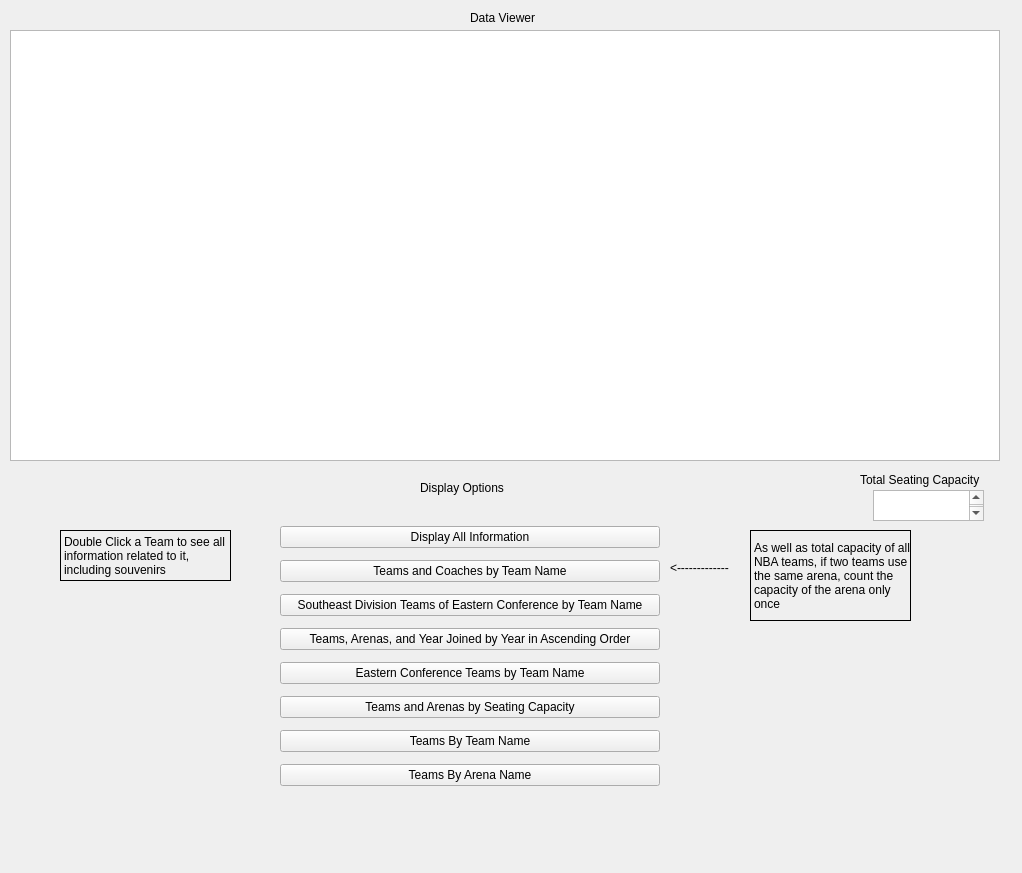
Qt form NBABasketball/admin.ui (brandoryan/NBAPlanner) before a commit.
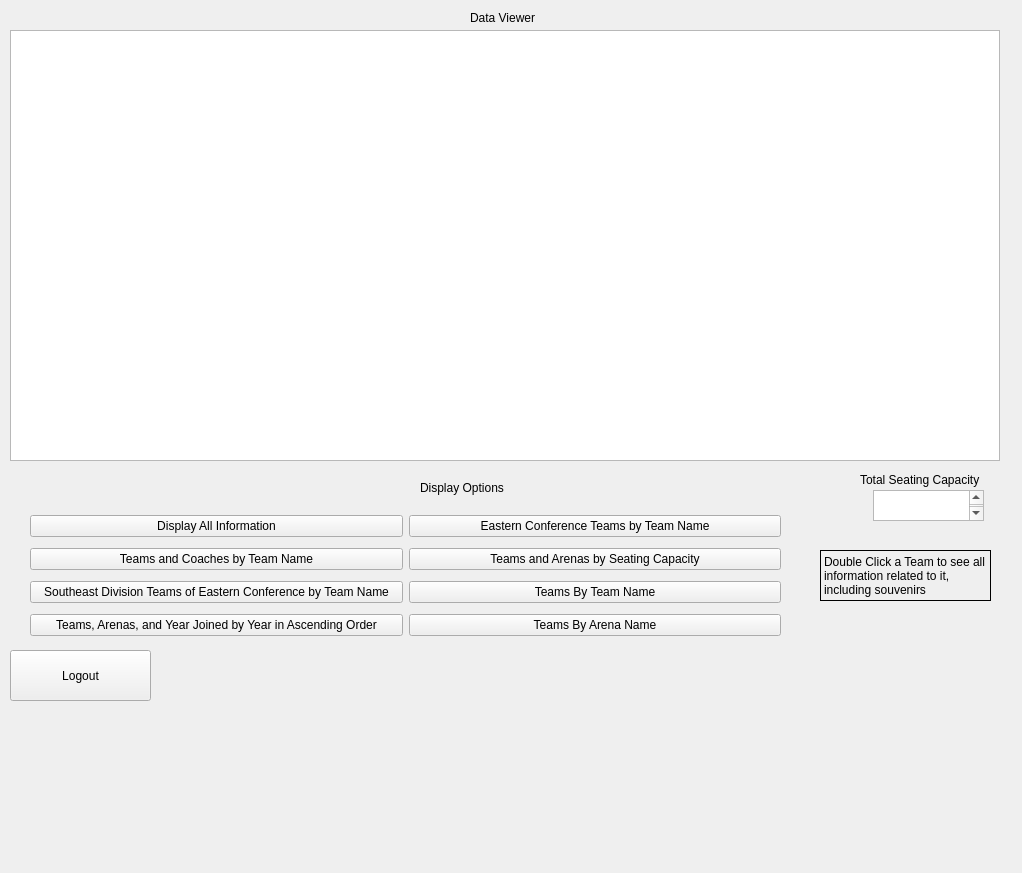
The same form after that commit.

Commit message: added general layout

Diff of the .ui file:
```diff
--- a/NBABasketball/admin.ui
+++ b/NBABasketball/admin.ui
@@ -42,8 +42,8 @@
   <widget class="QLabel" name="label_3">
    <property name="geometry">
     <rect>
-     <x>60</x>
-     <y>530</y>
+     <x>820</x>
+     <y>550</y>
      <width>171</width>
      <height>51</height>
     </rect>
@@ -58,25 +58,6 @@
     <bool>true</bool>
    </property>
   </widget>
-  <widget class="QLabel" name="label_4">
-   <property name="geometry">
-    <rect>
-     <x>750</x>
-     <y>530</y>
-     <width>161</width>
-     <height>91</height>
-    </rect>
-   </property>
-   <property name="frameShape">
-    <enum>QFrame::Box</enum>
-   </property>
-   <property name="text">
-    <string>As well as total capacity of all NBA teams, if two teams use the same arena, count the capacity of the arena only once</string>
-   </property>
-   <property name="wordWrap">
-    <bool>true</bool>
-   </property>
-  </widget>
   <widget class="QTableWidget" name="tableWidget">
    <property name="geometry">
     <rect>
@@ -87,19 +68,6 @@
     </rect>
    </property>
   </widget>
-  <widget class="QLabel" name="label_5">
-   <property name="geometry">
-    <rect>
-     <x>670</x>
-     <y>560</y>
-     <width>91</width>
-     <height>16</height>
-    </rect>
-   </property>
-   <property name="text">
-    <string>&lt;-------------</string>
-   </property>
-  </widget>
   <widget class="QLabel" name="capacityText">
    <property name="geometry">
     <rect>
@@ -128,16 +96,34 @@
     </font>
    </property>
   </widget>
-  <widget class="QWidget" name="verticalLayoutWidget">
+  <widget class="QPushButton" name="logoutButton">
    <property name="geometry">
     <rect>
-     <x>280</x>
-     <y>520</y>
-     <width>380</width>
-     <height>275</height>
+     <x>10</x>
+     <y>650</y>
+     <width>141</width>
+     <height>51</height>
     </rect>
    </property>
-   <layout class="QVBoxLayout" name="verticalLayout">
+   <property name="text">
+    <string>Logout</string>
+   </property>
+   <property name="autoDefault">
+    <bool>false</bool>
+   </property>
+  </widget>
+  <widget class="QWidget" name="horizontalLayoutWidget">
+   <property name="geometry">
+    <rect>
+     <x>30</x>
+     <y>510</y>
+     <width>751</width>
+     <height>131</height>
+    </rect>
+   </property>
+   <layout class="QHBoxLayout" name="horizontalLayout">
+    <item>
+     <layout class="QVBoxLayout" name="verticalLayout_2">
     <item>
      <widget class="QPushButton" name="allInformation">
       <property name="text">
@@ -178,6 +164,10 @@
       </property>
      </widget>
     </item>
+     </layout>
+    </item>
+    <item>
+     <layout class="QVBoxLayout" name="verticalLayout">
     <item>
      <widget class="QPushButton" name="easternTeamsByTeamName">
       <property name="text">
@@ -217,6 +207,8 @@
        <bool>false</bool>
       </property>
      </widget>
+      </item>
+     </layout>
     </item>
    </layout>
   </widget>
```
Lines whose indentation alone changed are shown as unchanged. The commit also changes 45 other files.
